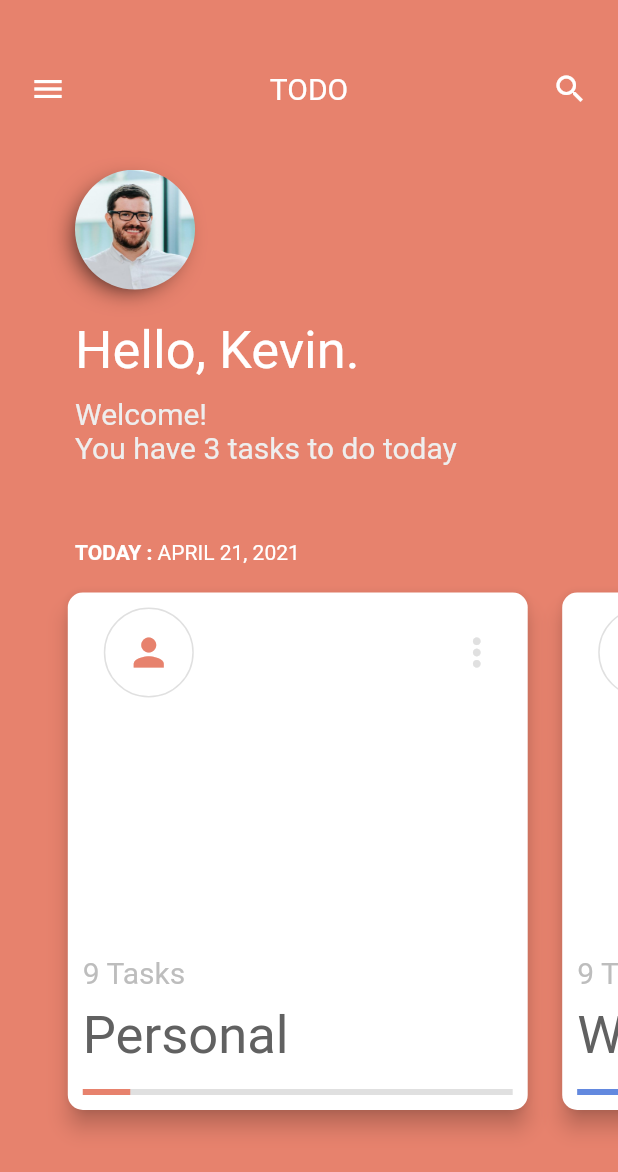
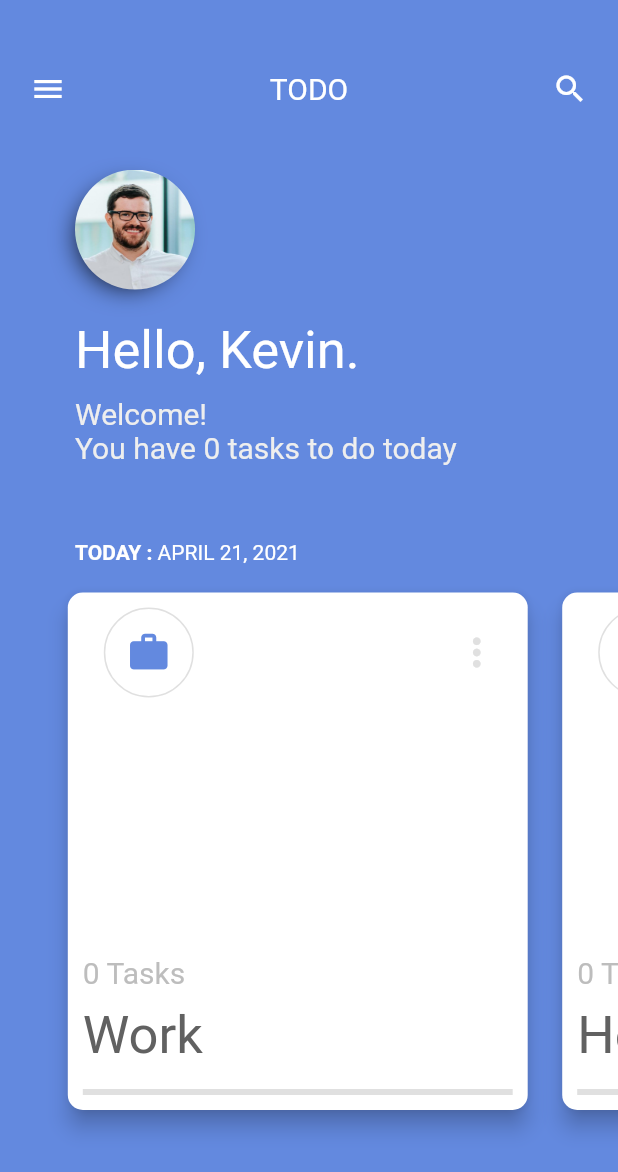
Before and after one commit to strathdeek/todos, a Flutter app: the screen it shows once a user with an empty profile is signed in, on a phone screen of 412 x 824 dp. Shown: the top 1172 px of the screen. Run offline on Flutter 3.47's test engine with Material 2 defaults, Android fonts, the phone set to English and light mode, and no system bars; our stand-ins replace bloc, equatable, firebase_auth, firebase_core, flutter_bloc, get_it and 2 more; accounts and stored records are empty.

Commit message:
add filtered todos, wire up dashboard page

```diff
--- /dev/null
+++ b/lib/data/bloc/bloc/filtered_todo_bloc.dart
@@ -0,0 +1,138 @@
+import 'dart:async';
+
+import 'package:bloc/bloc.dart';
+import 'package:equatable/equatable.dart';
+import 'package:todos/data/bloc/todo/todo_bloc.dart';
+import 'package:todos/data/constants/enums.dart';
+import 'package:todos/data/models/index.dart';
+import 'package:todos/utils/extensions.dart';
+
+part 'filtered_todo_event.dart';
+part 'filtered_todo_state.dart';
+
+class FilteredTodoBloc extends Bloc<FilteredTodoEvent, FilteredTodoState> {
+  final TodoBloc todoBloc;
+  late StreamSubscription todoSubscription;
+
+  FilteredTodoBloc({required this.todoBloc})
+      : super(todoBloc.state is TodoLoadSuccess
+            ? FilteredTodoLoadSuccess(todoBloc.state.todos, TodoFilter.all,
+                DateTime.now(), Category.home)
+            : FilteredTodoLoadInProgress()) {
+    todoSubscription = todoBloc.stream.listen(monitorTodoState);
+  }
+
+  void monitorTodoState(TodoState state) {
+    if (state is TodoLoadSuccess) {
+      add(FilteredTodoTodosChanged(state.todos));
+    }
+  }
+
+  @override
+  Stream<FilteredTodoState> mapEventToState(
+    FilteredTodoEvent event,
+  ) async* {
+    if (event is FilteredTodoTodosChanged) {
+      yield* _mapFilteredTodoTodosChangedToState(event);
+    } else if (event is FilteredTodoFilterChanged) {
+      yield* _mapFilteredTodoFilterChangedToState(event);
+    } else if (event is FilteredTodoDateChanged) {
+      yield* _mapFilteredTodoDateChangedToState(event);
+    } else if (event is FilteredTodoCategoryChanged) {
+      yield* _mapFilteredTodoCategoryChangedToState(event);
+    }
+  }
+
+  Stream<FilteredTodoState> _mapFilteredTodoTodosChangedToState(
+      FilteredTodoTodosChanged event) async* {
+    yield FilteredTodoLoadSuccess(
+        _filterTodos(
+            todos: event.todos,
+            filter: state.filter,
+            date: state.date,
+            category: state.category),
+        state.filter,
+        state.date,
+        state.category);
+  }
+
+  Stream<FilteredTodoState> _mapFilteredTodoFilterChangedToState(
+      FilteredTodoFilterChanged event) async* {
+    yield FilteredTodoLoadSuccess(
+        _filterTodos(
+            todos: state.todos,
+            filter: event.filter,
+            date: state.date,
+            category: state.category),
+        event.filter,
+        state.date,
+        state.category);
+  }
+
+  Stream<FilteredTodoState> _mapFilteredTodoDateChangedToState(
+      FilteredTodoDateChanged event) async* {
+    yield FilteredTodoLoadSuccess(
+        _filterTodos(
+            todos: state.todos,
+            filter: state.filter,
+            date: event.date,
+            category: state.category),
+        state.filter,
+        event.date,
+        state.category);
+  }
+
+  Stream<FilteredTodoState> _mapFilteredTodoCategoryChangedToState(
+      FilteredTodoCategoryChanged event) async* {
+    yield FilteredTodoLoadSuccess(
+        _filterTodos(
+            todos: state.todos,
+            filter: state.filter,
+            date: state.date,
+            category: event.category),
+        state.filter,
+        state.date,
+        event.category);
+  }
+
+  List<Todo> _filterTodos(
+      {required List<Todo> todos,
+      required TodoFilter filter,
+      required DateTime date,
+      required Category category}) {
+    switch (filter) {
+      case TodoFilter.all:
+        return todos;
+      case TodoFilter.active:
+        return todos.where((element) => !element.done).toList();
+      case TodoFilter.completed:
+        return todos.where((element) => element.done).toList();
+      case TodoFilter.onDate:
+        return todos
+            .where((element) => element.dueDate.isSameDate(date))
+            .toList();
+      case TodoFilter.beforeDate:
+        return todos
+            .where((element) => element.dueDate.isBefore(date))
+            .toList();
+      case TodoFilter.afterDate:
+        return todos.where((element) => element.dueDate.isAfter(date)).toList();
+      case TodoFilter.category:
+        return todos.where((element) => element.category == category).toList();
+      case TodoFilter.completedCategory:
+        return todos
+            .where((element) => element.category == category)
+            .where((element) => element.done)
+            .toList();
+
+      default:
+        return todos;
+    }
+  }
+
+  @override
+  Future<void> close() {
+    todoSubscription.cancel();
+    return super.close();
+  }
+}
--- /dev/null
+++ b/lib/data/bloc/bloc/filtered_todo_event.dart
@@ -0,0 +1,32 @@
+part of 'filtered_todo_bloc.dart';
+
+abstract class FilteredTodoEvent extends Equatable {
+  const FilteredTodoEvent();
+
+  @override
+  List<Object> get props => [];
+}
+
+class FilteredTodoFilterChanged extends FilteredTodoEvent {
+  final TodoFilter filter;
+
+  FilteredTodoFilterChanged(this.filter);
+}
+
+class FilteredTodoDateChanged extends FilteredTodoEvent {
+  final DateTime date;
+
+  FilteredTodoDateChanged(this.date);
+}
+
+class FilteredTodoTodosChanged extends FilteredTodoEvent {
+  final List<Todo> todos;
+
+  FilteredTodoTodosChanged(this.todos);
+}
+
+class FilteredTodoCategoryChanged extends FilteredTodoEvent {
+  final Category category;
+
+  FilteredTodoCategoryChanged(this.category);
+}
--- /dev/null
+++ b/lib/data/bloc/bloc/filtered_todo_state.dart
@@ -0,0 +1,43 @@
+part of 'filtered_todo_bloc.dart';
+
+abstract class FilteredTodoState extends Equatable {
+  final TodoFilter filter;
+  final DateTime date;
+  final List<Todo> todos;
+  final Category category;
+
+  const FilteredTodoState({
+    required this.filter,
+    required this.date,
+    required this.todos,
+    required this.category,
+  });
+
+  @override
+  List<Object> get props => [filter, date, todos];
+}
+
+class FilteredTodoLoadInProgress extends FilteredTodoState {
+  FilteredTodoLoadInProgress()
+      : super(
+            todos: [],
+            date: DateTime.now(),
+            filter: TodoFilter.all,
+            category: Category.home);
+}
+
+class FilteredTodoLoadSuccess extends FilteredTodoState {
+  FilteredTodoLoadSuccess(
+      List<Todo> todos, TodoFilter filter, DateTime date, Category category)
+      : super(filter: filter, date: date, todos: todos, category: category);
+}
+
+class FilteredTodoLoadFail extends FilteredTodoState {
+  final String error;
+  FilteredTodoLoadFail(this.error)
+      : super(
+            todos: [],
+            date: DateTime.now(),
+            filter: TodoFilter.all,
+            category: Category.home);
+}
--- a/lib/data/constants/enums.dart
+++ b/lib/data/constants/enums.dart
@@ -1,7 +1,18 @@
 enum Category { work, home, personal }
 
 extension DataTransformations on Category {
-  String toMap() {
+  String getName() {
     return toString().split('.').last;
   }
 }
+
+enum TodoFilter {
+  all,
+  active,
+  completed,
+  onDate,
+  beforeDate,
+  afterDate,
+  category,
+  completedCategory,
+}
--- a/lib/data/models/category.dart
+++ /dev/null
@@ -1,13 +0,0 @@
-import 'dart:math';
-
-import 'package:flutter/material.dart';
-import 'package:hive/hive.dart';
-
-class Category extends HiveObject {
-  final String name;
-  final Color color;
-  final IconData iconData;
-  final double progress = Random().nextDouble();
-
-  Category({required this.name, required this.color, required this.iconData});
-}
--- a/lib/data/repositories/hive_setup.dart
+++ b/lib/data/repositories/hive_setup.dart
@@ -6,5 +6,7 @@ import 'package:hive_flutter/hive_flutter.dart';
 Future<void> initializeHiveDatabase() async {
   await Hive.initFlutter();
   Hive.registerAdapter(UserAdapter());
+  Hive.registerAdapter(TodoAdapter());
   await Hive.openBox<User>(HiveUserBoxKey);
+  await Hive.openBox<Todo>(HiveTodoBoxKey);
 }
--- a/lib/pages/dashboard_page.dart
+++ b/lib/pages/dashboard_page.dart
@@ -2,9 +2,14 @@ import 'package:flutter/material.dart';
 import 'package:flutter/rendering.dart';
 import 'package:flutter_bloc/flutter_bloc.dart';
 import 'package:todos/data/bloc/authentication/authentication_bloc.dart';
+import 'package:todos/data/bloc/bloc/filtered_todo_bloc.dart';
+import 'package:todos/data/bloc/todo/todo_bloc.dart';
+import 'package:todos/data/constants/enums.dart';
 import 'package:todos/data/models/index.dart';
 import 'package:todos/widgets/avatar.dart';
+import 'package:todos/widgets/category_progress_indicatory.dart';
 import 'package:todos/widgets/widgets.dart';
+import 'package:todos/utils/extensions.dart';
 
 class DashboardPage extends StatefulWidget {
   @override
@@ -13,20 +18,34 @@ class DashboardPage extends StatefulWidget {
 
 class _DashboardPageState extends State<DashboardPage> {
   int _index = 0;
-  final _sections = <Category>[
-    Category(
-        name: 'Personal',
-        color: Color.fromARGB(255, 231, 130, 109),
-        iconData: Icons.person),
-    Category(
-        name: 'Work',
-        color: Color.fromARGB(255, 99, 137, 223),
-        iconData: Icons.work),
-    Category(
-        name: 'Home',
-        color: Color.fromARGB(255, 112, 194, 173),
-        iconData: Icons.home),
-  ];
+
+  Color _getColorForCategory(Category category) {
+    switch (category) {
+      case Category.personal:
+        return Color.fromARGB(255, 231, 130, 109);
+      case Category.work:
+        return Color.fromARGB(255, 99, 137, 223);
+      case Category.home:
+        return Color.fromARGB(255, 112, 194, 173);
+      default:
+        return Color.fromARGB(255, 231, 130, 109);
+    }
+  }
+
+  IconData _getIconDataForCategory(Category category) {
+    switch (category) {
+      case Category.personal:
+        return Icons.person;
+      case Category.work:
+        return Icons.work;
+      case Category.home:
+        return Icons.home;
+      default:
+        return Icons.person;
+    }
+  }
+
+  final _sections = Category.values;
 
   Container buildUserSummary(User user) {
     return Container(
@@ -47,9 +66,18 @@ class _DashboardPageState extends State<DashboardPage> {
           SizedBox(
             height: 10,
           ),
-          Text(
-            'Welcome!\nYou have 3 tasks to do today',
+          BlocProvider(
+            create: (context) =>
+                FilteredTodoBloc(todoBloc: context.read<TodoBloc>())
+                  ..add(FilteredTodoFilterChanged(TodoFilter.all)),
+            child: BlocBuilder<FilteredTodoBloc, FilteredTodoState>(
+              builder: (context, state) {
+                return Text(
+                  'Welcome!\nYou have ${state.todos.length} tasks to do today',
                   style: TextStyle(fontSize: 20, color: Colors.grey.shade200),
+                );
+              },
+            ),
           )
         ],
       ),
@@ -67,7 +95,7 @@ class _DashboardPageState extends State<DashboardPage> {
         return Scaffold(
           body: AnimatedContainer(
             duration: Duration(milliseconds: 300),
-            color: _sections[_index].color,
+            color: _getColorForCategory(_sections[_index]),
             child: Padding(
               padding: const EdgeInsets.only(top: 35, bottom: 50),
               child: Column(
@@ -143,8 +171,9 @@ class _DashboardPageState extends State<DashboardPage> {
                                           side: BorderSide(
                                               color: Colors.grey.shade300)),
                                       child: Icon(
-                                        _sections[i].iconData,
-                                        color: _sections[i].color,
+                                        _getIconDataForCategory(_sections[i]),
+                                        color:
+                                            _getColorForCategory(_sections[i]),
                                         size: 30,
                                       ),
                                     ),
@@ -157,28 +186,44 @@ class _DashboardPageState extends State<DashboardPage> {
                                         onPressed: () => print('tapped more'))
                                   ],
                                 ),
-                                Column(
-                                  crossAxisAlignment: CrossAxisAlignment.start,
+                                BlocProvider(
+                                  create: (context) => FilteredTodoBloc(
+                                      todoBloc: context.read<TodoBloc>())
+                                    ..add(FilteredTodoFilterChanged(
+                                        TodoFilter.category)),
+                                  child: Column(
+                                    crossAxisAlignment:
+                                        CrossAxisAlignment.start,
                                     children: [
-                                    Text(
-                                      '9 Tasks',
+                                      BlocBuilder<FilteredTodoBloc,
+                                          FilteredTodoState>(
+                                        builder: (context, state) {
+                                          return Text(
+                                            '${state.todos.length} Tasks',
                                             style: TextStyle(
                                                 fontSize: 20,
                                                 color: Colors.grey.shade400),
+                                          );
+                                        },
                                       ),
                                       SizedBox(height: 10),
-                                    Text(_sections[i].name,
+                                      Text(_sections[i].getName().capitalize(),
                                           style: TextStyle(
                                               fontSize: 35,
                                               color: Colors.grey.shade700)),
                                       SizedBox(height: 15),
-                                    LinearProgressIndicator(
-                                      value: _sections[i].progress,
-                                      backgroundColor: Colors.grey.shade300,
-                                      valueColor: AlwaysStoppedAnimation<Color>(
-                                          _sections[i].color),
+                                      BlocBuilder<FilteredTodoBloc,
+                                          FilteredTodoState>(
+                                        builder: (context, state) {
+                                          return CategoryProgressIndicator(
+                                              color: _getColorForCategory(
+                                                  _sections[i]),
+                                              category: _sections[i],
+                                              totalTodos: state.todos.length);
+                                        },
                                       )
                                     ],
+                                  ),
                                 )
                               ],
                             ),
--- a/lib/utils/extensions.dart
+++ b/lib/utils/extensions.dart
@@ -3,3 +3,9 @@ extension DateOnlyCompare on DateTime {
     return year == other.year && month == other.month && day == other.day;
   }
 }
+
+extension StringExtension on String {
+  String capitalize() {
+    return '${this[0].toUpperCase()}${substring(1)}';
+  }
+}
--- /dev/null
+++ b/lib/widgets/category_progress_indicatory.dart
@@ -0,0 +1,37 @@
+import 'package:flutter/material.dart';
+import 'package:flutter_bloc/flutter_bloc.dart';
+import 'package:todos/data/bloc/bloc/filtered_todo_bloc.dart';
+import 'package:todos/data/bloc/todo/todo_bloc.dart';
+import 'package:todos/data/constants/enums.dart';
+
+class CategoryProgressIndicator extends StatelessWidget {
+  final Color color;
+  final Category category;
+  final int totalTodos;
+
+  const CategoryProgressIndicator(
+      {Key? key,
+      required this.color,
+      required this.category,
+      required this.totalTodos})
+      : super(key: key);
+  @override
+  Widget build(BuildContext context) {
+    return BlocProvider(
+      create: (context) => FilteredTodoBloc(todoBloc: context.read<TodoBloc>())
+        ..add(FilteredTodoFilterChanged(TodoFilter.completedCategory))
+        ..add(FilteredTodoCategoryChanged(category)),
+      child: Container(
+        child: BlocBuilder<FilteredTodoBloc, FilteredTodoState>(
+          builder: (context, state) {
+            return LinearProgressIndicator(
+              value: totalTodos > 0 ? state.todos.length / totalTodos : 0,
+              backgroundColor: Colors.grey.shade300,
+              valueColor: AlwaysStoppedAnimation<Color>(color),
+            );
+          },
+        ),
+      ),
+    );
+  }
+}
```
Also changed, not shown: lib/main.dart (+8 -5 lines). Lines whose indentation alone changed are shown as unchanged.
